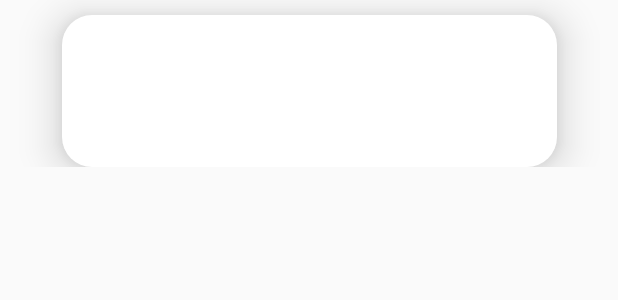
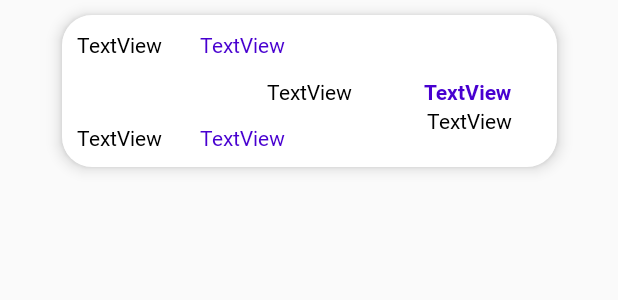
Before and after one commit to marcinsitkiewicz/Trip-planner-Android-app, an Android app: the layout flight_row.xml on its own in the app's theme, with its tools: preview values and no code run, on a phone screen of 412 x 824 dp. Shown: the top 300 px of the screen. Run offline under Robolectric (Android 15) with nearby library versions, the phone set to English and light mode, and no system bars.

```diff
--- a/app/build.gradle
+++ b/app/build.gradle
@@ -33,4 +33,6 @@ dependencies {
     androidTestImplementation 'androidx.test:runner:1.1.1'
     androidTestImplementation 'androidx.test.espresso:espresso-core:3.1.1'
     implementation 'androidx.recyclerview:recyclerview:1.1.0'
+    implementation("com.squareup.okhttp3:okhttp:4.9.0")
+    implementation 'com.google.code.gson:gson:2.8.6'
 }
--- a/app/src/main/java/com/example/trip_planner_andrid_app/MainActivity.kt
+++ b/app/src/main/java/com/example/trip_planner_andrid_app/MainActivity.kt
@@ -4,6 +4,8 @@ import androidx.appcompat.app.AppCompatActivity
 import android.os.Bundle
 import kotlinx.android.synthetic.main.activity_main.*
 import android.content.Intent
+import com.example.trip_planner_andrid_app.flights.FlightsListActivity
+
 class MainActivity : AppCompatActivity() {
 
     override fun onCreate(savedInstanceState: Bundle?) {
--- a/app/src/main/java/com/example/trip_planner_andrid_app/plik.kt
+++ /dev/null
@@ -1 +0,0 @@
-package com.example.trip_planner_andrid_app
--- a/app/src/main/res/layout/flight_row.xml
+++ b/app/src/main/res/layout/flight_row.xml
@@ -3,20 +3,9 @@
     xmlns:app="http://schemas.android.com/apk/res-auto"
     xmlns:tools="http://schemas.android.com/tools"
     android:layout_width="match_parent"
-    android:layout_height="wrap_content">
+    android:layout_height="wrap_content"
+    android:paddingBottom="10dp">
 
-
-    <View
-        android:id="@+id/view3"
-        android:layout_width="330dp"
-        android:layout_height="101dp"
-        android:layout_marginTop="10dp"
-        android:background="@drawable/bg_flights_row"
-        android:padding="16dp"
-        android:elevation="16dp"
-        app:layout_constraintEnd_toEndOf="parent"
-        app:layout_constraintStart_toStartOf="parent"
-        app:layout_constraintTop_toTopOf="parent" />
 
     <TextView
         android:id="@+id/wylot_z"
@@ -24,7 +13,10 @@
         android:layout_height="wrap_content"
         android:layout_marginStart="10dp"
         android:layout_marginTop="10dp"
+        android:elevation="7dp"
+        android:fontFamily="@font/robotoregular"
         android:text="TextView"
+        android:textColor="#000000"
         app:layout_constraintStart_toStartOf="@+id/view3"
         app:layout_constraintTop_toTopOf="@+id/view3" />
 
@@ -34,7 +26,10 @@
         android:layout_height="wrap_content"
         android:layout_marginStart="25dp"
         android:layout_marginTop="10dp"
+        android:elevation="7dp"
+        android:fontFamily="@font/robotoregular"
         android:text="TextView"
+        android:textColor="#4800D0"
         app:layout_constraintStart_toEndOf="@+id/wylot_z"
         app:layout_constraintTop_toTopOf="@+id/view3" />
 
@@ -44,7 +39,10 @@
         android:layout_height="wrap_content"
         android:layout_marginStart="10dp"
         android:layout_marginBottom="10dp"
+        android:elevation="7dp"
+        android:fontFamily="@font/robotoregular"
         android:text="TextView"
+        android:textColor="#000000"
         app:layout_constraintBottom_toBottomOf="@+id/view3"
         app:layout_constraintStart_toStartOf="@+id/view3" />
 
@@ -54,7 +52,10 @@
         android:layout_height="wrap_content"
         android:layout_marginStart="25dp"
         android:layout_marginBottom="10dp"
+        android:elevation="7dp"
+        android:fontFamily="@font/robotoregular"
         android:text="TextView"
+        android:textColor="#4800D0"
         app:layout_constraintBottom_toBottomOf="@+id/view3"
         app:layout_constraintStart_toEndOf="@+id/przylot_do" />
 
@@ -63,7 +64,10 @@
         android:layout_width="wrap_content"
         android:layout_height="wrap_content"
         android:layout_marginEnd="30dp"
+        android:elevation="7dp"
+        android:fontFamily="@font/robotobold"
         android:text="TextView"
+        android:textColor="#4800D0"
         app:layout_constraintBottom_toBottomOf="@+id/view3"
         app:layout_constraintEnd_toEndOf="@+id/view3"
         app:layout_constraintTop_toTopOf="@+id/view3" />
@@ -73,7 +77,10 @@
         android:layout_width="wrap_content"
         android:layout_height="wrap_content"
         android:layout_marginEnd="30dp"
+        android:elevation="7dp"
+        android:fontFamily="@font/robotoregular"
         android:text="TextView"
+        android:textColor="#000000"
         app:layout_constraintEnd_toEndOf="@+id/view3"
         app:layout_constraintTop_toBottomOf="@+id/cena" />
 
@@ -81,9 +88,27 @@
         android:id="@+id/przesiadki"
         android:layout_width="wrap_content"
         android:layout_height="wrap_content"
+        android:elevation="7dp"
+        android:fontFamily="@font/robotoregular"
         android:text="TextView"
+        android:textColor="#000000"
         app:layout_constraintBottom_toBottomOf="@+id/view3"
         app:layout_constraintEnd_toEndOf="@+id/view3"
         app:layout_constraintStart_toStartOf="@+id/view3"
         app:layout_constraintTop_toTopOf="@+id/view3" />
+
+    <View
+        android:id="@+id/view3"
+        android:layout_width="330dp"
+        android:layout_height="101dp"
+        android:layout_marginTop="10dp"
+        android:layout_marginBottom="10dp"
+        android:background="@drawable/bg_flights_row"
+        android:elevation="6dp"
+        android:padding="5dp"
+        android:visibility="visible"
+        app:layout_constraintBottom_toBottomOf="parent"
+        app:layout_constraintEnd_toEndOf="parent"
+        app:layout_constraintStart_toStartOf="parent"
+        app:layout_constraintTop_toTopOf="parent" />
 </androidx.constraintlayout.widget.ConstraintLayout>
```
Also changed, not shown: app/src/main/AndroidManifest.xml (+11 -7 lines), app/src/main/java/com/example/trip_planner_andrid_app/FlightsListActivity.kt (deleted, +0 -14 lines), app/src/main/java/com/example/trip_planner_andrid_app/MainAdapter.kt (added, +52 -0 lines), app/src/main/java/com/example/trip_planner_andrid_app/flights/FlightsListActivity.kt (added, +62 -0 lines), app/src/main/java/com/example/trip_planner_andrid_app/flights/data/SkyscannerQuery.kt (added, +15 -0 lines), app/src/main/java/com/example/trip_planner_andrid_app/flights/data/SkyscannerResults.kt (added, +53 -0 lines), app/src/main/res/font/robotobold.ttf (added), app/src/main/res/font/robotomedium.ttf (added), app/src/main/res/font/robotoregular.ttf (added), gradle/wrapper/gradle-wrapper.properties.
